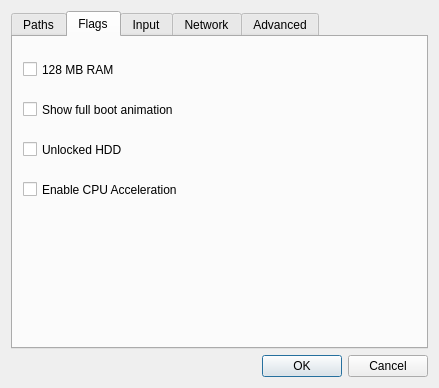
Before: the Qt Designer form config.ui in dracc/YAXF, drawn with Qt 5.
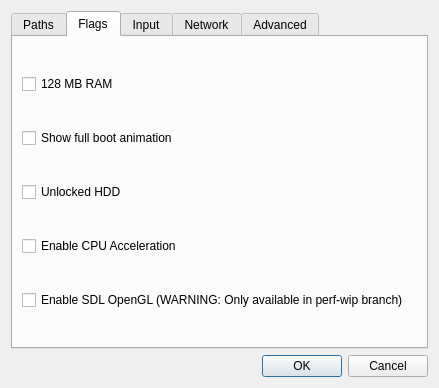
After: the same form once the commit is applied. The open tabs and pages were chosen to show the change.

Commit message: flags: Add gl flag checkbox (#11)

What changed in the file:
```diff
--- a/config.ui
+++ b/config.ui
@@ -126,58 +126,43 @@
       <attribute name="title">
        <string>Flags</string>
       </attribute>
+      <layout class="QVBoxLayout" name="verticalLayout_3">
+       <item>
       <widget class="QCheckBox" name="expand_ram">
-       <property name="geometry">
-        <rect>
-         <x>10</x>
-         <y>20</y>
-         <width>131</width>
-         <height>25</height>
-        </rect>
-       </property>
        <property name="text">
         <string>128 MB RAM</string>
        </property>
       </widget>
+       </item>
+       <item>
       <widget class="QCheckBox" name="full_boot_anim">
-       <property name="geometry">
-        <rect>
-         <x>10</x>
-         <y>60</y>
-         <width>221</width>
-         <height>25</height>
-        </rect>
-       </property>
        <property name="text">
         <string>Show full boot animation</string>
        </property>
       </widget>
+       </item>
+       <item>
       <widget class="QCheckBox" name="hdd_unlocked">
-       <property name="geometry">
-        <rect>
-         <x>10</x>
-         <y>100</y>
-         <width>221</width>
-         <height>25</height>
-        </rect>
-       </property>
        <property name="text">
         <string>Unlocked HDD</string>
        </property>
       </widget>
+       </item>
+       <item>
       <widget class="QCheckBox" name="enable_kvm">
-       <property name="geometry">
-        <rect>
-         <x>10</x>
-         <y>140</y>
-         <width>221</width>
-         <height>25</height>
-        </rect>
-       </property>
        <property name="text">
         <string>Enable CPU Acceleration</string>
        </property>
       </widget>
+       </item>
+       <item>
+        <widget class="QCheckBox" name="enable_gl">
+         <property name="text">
+          <string>Enable SDL OpenGL (WARNING: Only available in perf-wip branch)</string>
+         </property>
+        </widget>
+       </item>
+      </layout>
      </widget>
      <widget class="QWidget" name="tab_3">
       <attribute name="title">
```
Lines whose indentation alone changed are shown as unchanged. The commit also changes 3 other files.
